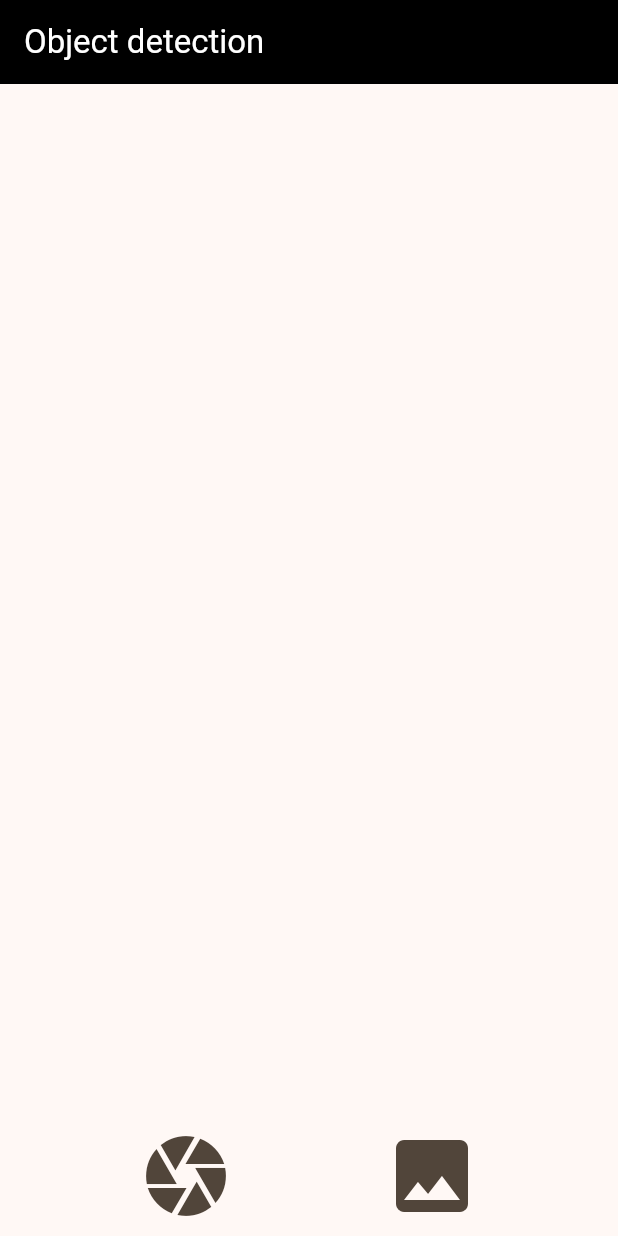
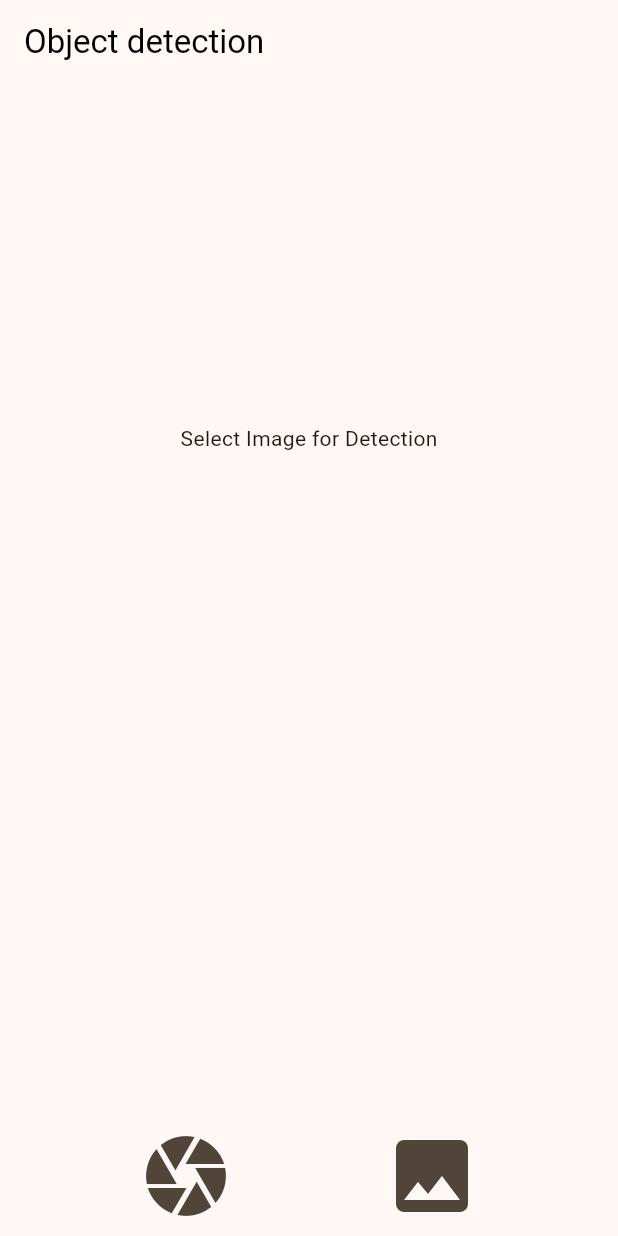
Before and after one commit to suphakamonLak/ai-detection-app, a Flutter app: the screen it shows after launch, on a phone screen of 412 x 824 dp. Run offline on Flutter 3.47's test engine with Material 3 defaults, Android fonts, the phone set to English and light mode, and no system bars; our stand-ins replace image_picker; missing offline and left inert: tflite_flutter.

Commit message:
add feature

```diff
--- /dev/null
+++ b/lib/detect_img.dart
@@ -0,0 +1,121 @@
+import 'dart:typed_data';
+import 'package:flutter/material.dart';
+import 'package:image_picker/image_picker.dart';
+import 'package:ai_1/object_detection.dart';
+import 'dart:io' show Platform;
+
+class DetectImg extends StatefulWidget {
+  const DetectImg({super.key});
+
+  @override
+  State<DetectImg> createState() => _DetectImgState();
+}
+
+class _DetectImgState extends State<DetectImg> {
+  final imagePicker = ImagePicker();
+  ObjectDetection? objectDetection;
+
+  Uint8List? image;
+  List<DetectionResult> detections = [];// เก็บผลการตรวจจับ
+
+  @override
+  void initState() {
+    super.initState();
+    objectDetection = ObjectDetection();
+  }
+
+  Future<void> _handleImage(String imagePath) async {
+    final result = objectDetection!.analyseImage(imagePath);
+    setState(() {
+      image = result.imageBytes;
+      detections = result.detections;
+    });
+  }
+
+
+  @override
+  Widget build(BuildContext context) {
+    return Scaffold(
+      appBar: AppBar(
+        title: Text("Object detection"),
+        foregroundColor: Colors.black,
+      ),
+      body: SafeArea(
+        child: Padding(
+          padding: const EdgeInsets.only(top: 10),
+          child: Column(
+            children: [
+              Expanded(
+                flex: 2,
+                child: Center(
+                  child: (image != null) ? Image.memory(image!) : Text("Select Image for Detection"),
+                ),
+              ),
+              Expanded(
+                child: ListView.builder(
+                  itemCount: detections.length,
+                  itemBuilder: (context, index) {
+                    final def = detections[index];
+                    return ListTile(
+                      leading: Icon(Icons.list, size: 30,),
+                      title: Text('${def.label} ', style: TextStyle(color: Colors.black),),
+                      subtitle: Text("Confidence: ${(def.confidence*100).toStringAsFixed(1)}%", style: TextStyle(color: Colors.black)),
+                      trailing: IconButton(
+                        onPressed: () {
+                          showDialog(
+                            context: context,
+                            builder: (_) => AlertDialog(
+                              title: Text(def.label),
+                              content: Text("Box: ${def.box.join(', ')}"),
+                            )
+                          );
+                        },
+                        icon: Icon(Icons.location_on_outlined, size: 30,)
+                      ),
+                    );
+                  }
+                )
+              ),
+              SizedBox(
+                child: Row(
+                  mainAxisAlignment: MainAxisAlignment.spaceEvenly,
+                  children: [
+                    if (Platform.isAndroid || Platform.isIOS)
+                      IconButton(
+                        onPressed: () async {
+                          final result = await imagePicker.pickImage(
+                            source: ImageSource.camera,
+                          );
+                          if (result != null) {
+                            await _handleImage(result.path);
+                          }
+                        },
+                        icon: const Icon(
+                          Icons.camera,
+                          size: 64,
+                        ),
+                      ),
+                    IconButton(
+                      onPressed: () async {
+                        final result = await imagePicker.pickImage(
+                          source: ImageSource.gallery,
+                        );
+                        if (result != null) {
+                          await _handleImage(result.path);
+                        }
+                      },
+                      icon: const Icon(
+                        Icons.photo,
+                        size: 64,
+                      ),
+                    ),
+                  ],
+                ),
+              ),
+            ],
+          ),
+        ),
+      ),
+    );
+  }
+}
--- a/lib/main.dart
+++ b/lib/main.dart
@@ -1,9 +1,6 @@
-
-import 'dart:typed_data';
+import 'package:ai_1/detect_img.dart';
+import 'package:ai_1/home.dart';
 import 'package:flutter/material.dart';
-import 'package:image_picker/image_picker.dart';
-import 'package:ai_1/object_detection.dart';
-import 'dart:io' show Platform;
 
 void main() => runApp(const MyApp());
 
@@ -13,94 +10,15 @@ class MyApp extends StatelessWidget {
   @override
   Widget build(BuildContext context) {
     return MaterialApp(
+      debugShowCheckedModeBanner: false,
       theme: ThemeData(
         useMaterial3: true,
         colorScheme: ColorScheme.fromSeed(
           seedColor: Colors.orange,
         ),
       ),
-      home: const MyHome(),
+      // home: const MyHome(),
+      home: DetectImg(),
     );
   }
 }
-
-class MyHome extends StatefulWidget {
-  const MyHome({super.key});
-
-  @override
-  State<MyHome> createState() => _MyHomeState();
-}
-
-class _MyHomeState extends State<MyHome> {
-  final imagePicker = ImagePicker();
-
-  ObjectDetection? objectDetection;
-
-  Uint8List? image;
-
-  @override
-  void initState() {
-    super.initState();
-    objectDetection = ObjectDetection();
-  }
-
-  @override
-  Widget build(BuildContext context) {
-    return Scaffold(
-      appBar: AppBar(
-        title: Text("Object detection"),
-        backgroundColor: Colors.black,
-        foregroundColor: Colors.white,
-      ),
-      body: SafeArea(
-        child: Column(
-          children: <Widget>[
-            Expanded(
-              child: Center(
-                child: (image != null) ? Image.memory(image!) : Container(),
-              ),
-            ),
-            SizedBox(
-              child: Row(
-                mainAxisAlignment: MainAxisAlignment.spaceEvenly,
-                children: [
-                  if (Platform.isAndroid || Platform.isIOS)
-                    IconButton(
-                      onPressed: () async {
-                        final result = await imagePicker.pickImage(
-                          source: ImageSource.camera,
-                        );
-                        if (result != null) {
-                          image = objectDetection!.analyseImage(result.path);
-                          setState(() {});
-                        }
-                      },
-                      icon: const Icon(
-                        Icons.camera,
-                        size: 64,
-                      ),
-                    ),
-                  IconButton(
-                    onPressed: () async {
-                      final result = await imagePicker.pickImage(
-                        source: ImageSource.gallery,
-                      );
-                      if (result != null) {
-                        image = objectDetection!.analyseImage(result.path);
-                        setState(() {});
-                      }
-                    },
-                    icon: const Icon(
-                      Icons.photo,
-                      size: 64,
-                    ),
-                  ),
-                ],
-              ),
-            ),
-          ],
-        ),
-      ),
-    );
-  }
-}
```
Also changed, not shown: lib/home.dart (added, +46 -0 lines), lib/object_detection.dart (+69 -51 lines).
